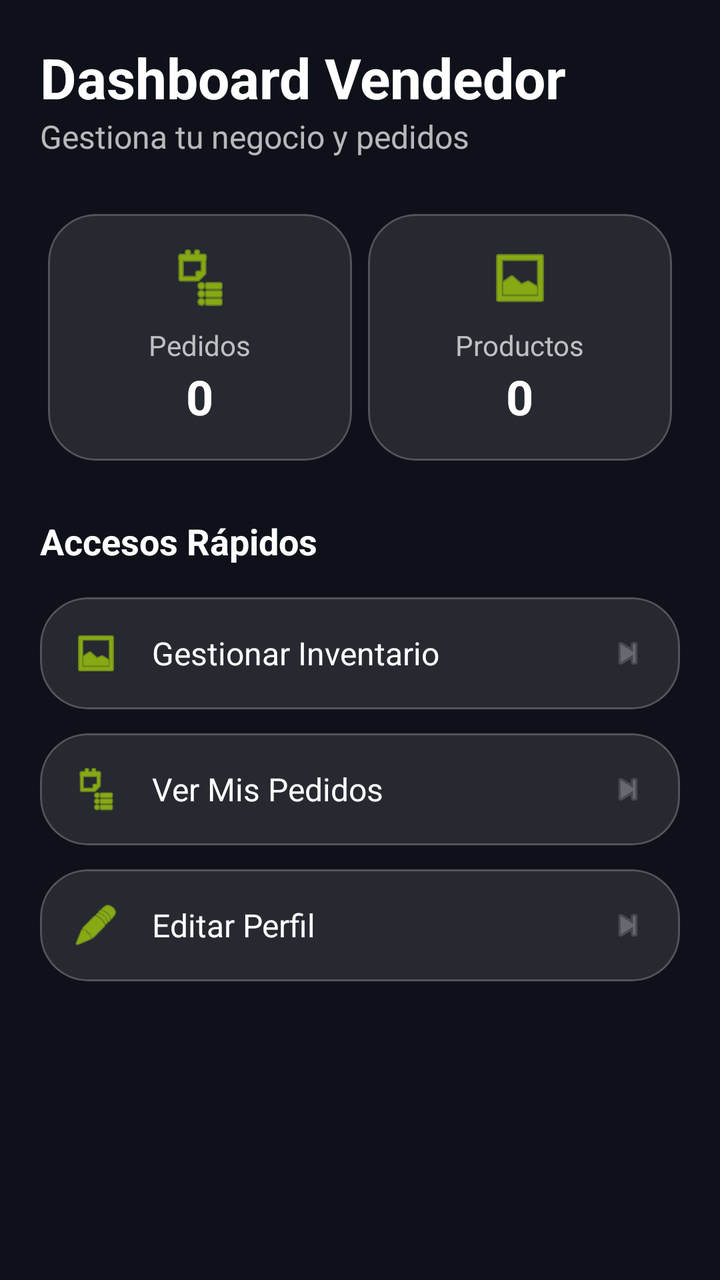
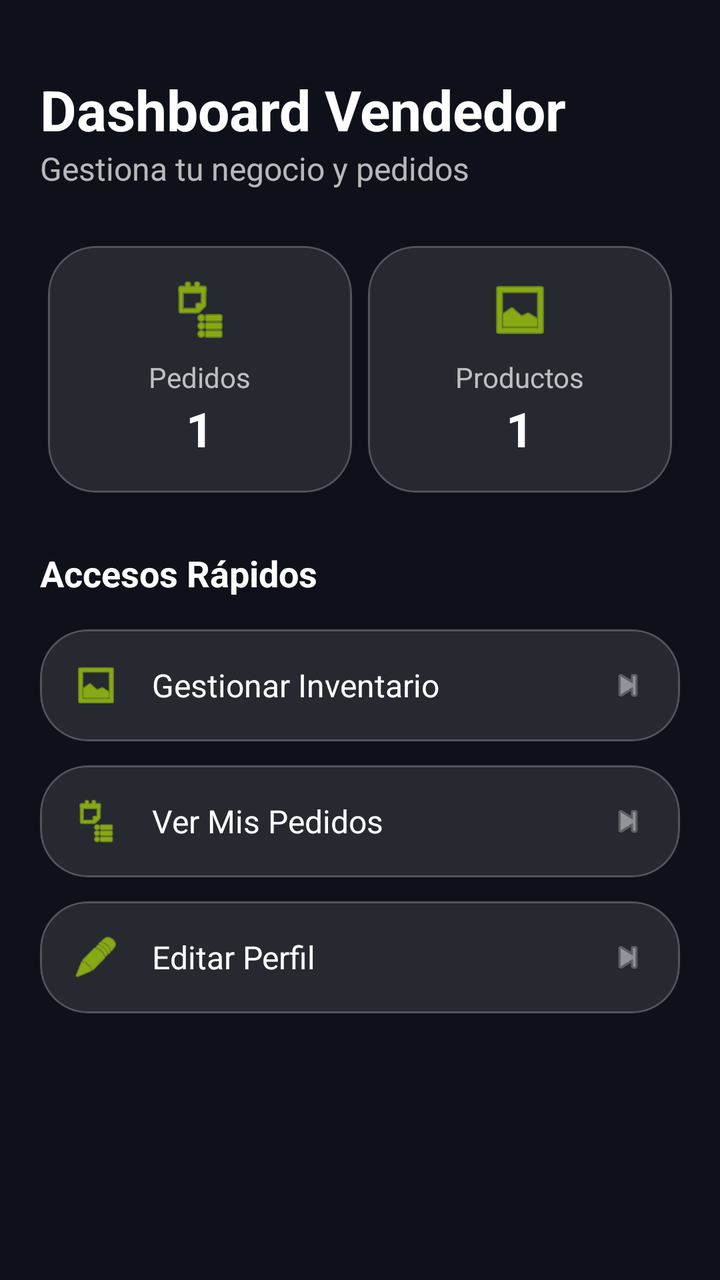

Two renders of the same Android screen: before a commit and after it. Below are the layout's source before the change and the commit's diff.
<!-- AndroidManifest.xml: application theme Theme.VoltCore -->
<!-- res/layout/fragment_vendor_dashboard.xml -->
<?xml version="1.0" encoding="utf-8"?>
<androidx.core.widget.NestedScrollView xmlns:android="http://schemas.android.com/apk/res/android"
    xmlns:app="http://schemas.android.com/apk/res-auto"
    android:layout_width="match_parent"
    android:layout_height="match_parent"
    android:background="@color/volt_background"
    android:fillViewport="true">

    <LinearLayout
        android:layout_width="match_parent"
        android:layout_height="wrap_content"
        android:orientation="vertical"
        android:padding="20dp">

        <TextView
            android:layout_width="wrap_content"
            android:layout_height="wrap_content"
            android:text="Dashboard Vendedor"
            android:textColor="@color/white"
            android:textSize="28sp"
            android:textStyle="bold" />

        <TextView
            android:layout_width="wrap_content"
            android:layout_height="wrap_content"
            android:text="Gestiona tu negocio y pedidos"
            android:textColor="#B3FFFFFF"
            android:textSize="16sp"
            android:layout_marginBottom="24dp"/>

        <GridLayout
            android:layout_width="match_parent"
            android:layout_height="wrap_content"
            android:columnCount="2"
            android:rowCount="1"
            android:layout_marginBottom="24dp">

            <com.google.android.material.card.MaterialCardView
                style="@style/Widget.VoltCore.Card"
                android:layout_width="0dp"
                android:layout_height="wrap_content"
                android:layout_columnWeight="1"
                android:layout_margin="4dp">
                <LinearLayout
                    android:layout_width="match_parent"
                    android:layout_height="wrap_content"
                    android:gravity="center"
                    android:orientation="vertical"
                    android:padding="16dp">
                    <ImageView
                        android:layout_width="32dp"
                        android:layout_height="32dp"
                        android:src="@android:drawable/ic_menu_agenda"
                        app:tint="@color/volt_primary"
                        android:layout_marginBottom="8dp"/>
                    <TextView
                        android:layout_width="wrap_content"
                        android:layout_height="wrap_content"
                        android:text="Pedidos"
                        android:textColor="#B3FFFFFF"
                        android:textSize="14sp" />
                    <TextView
                        android:id="@+id/tvOrderCount"
                        android:layout_width="wrap_content"
                        android:layout_height="wrap_content"
                        android:text="0"
                        android:textColor="@color/white"
                        android:textSize="24sp"
                        android:textStyle="bold" />
                </LinearLayout>
            </com.google.android.material.card.MaterialCardView>

            <com.google.android.material.card.MaterialCardView
                style="@style/Widget.VoltCore.Card"
                android:layout_width="0dp"
                android:layout_height="wrap_content"
                android:layout_columnWeight="1"
                android:layout_margin="4dp">
                <LinearLayout
                    android:layout_width="match_parent"
                    android:layout_height="wrap_content"
                    android:gravity="center"
                    android:orientation="vertical"
                    android:padding="16dp">
                    <ImageView
                        android:layout_width="32dp"
                        android:layout_height="32dp"
                        android:src="@android:drawable/ic_menu_gallery"
                        app:tint="@color/volt_primary"
                        android:layout_marginBottom="8dp"/>
                    <TextView
                        android:layout_width="wrap_content"
                        android:layout_height="wrap_content"
                        android:text="Productos"
                        android:textColor="#B3FFFFFF"
                        android:textSize="14sp" />
                    <TextView
                        android:id="@+id/tvProductCount"
                        android:layout_width="wrap_content"
                        android:layout_height="wrap_content"
                        android:text="0"
                        android:textColor="@color/white"
                        android:textSize="24sp"
                        android:textStyle="bold" />
                </LinearLayout>
            </com.google.android.material.card.MaterialCardView>

        </GridLayout>

        <TextView
            android:layout_width="wrap_content"
            android:layout_height="wrap_content"
            android:text="Accesos Rápidos"
            android:textColor="@color/white"
            android:textSize="18sp"
            android:textStyle="bold"
            android:layout_marginBottom="16dp"/>

        <com.google.android.material.card.MaterialCardView
            android:id="@+id/btnVendorProducts"
            style="@style/Widget.VoltCore.Card"
            android:layout_width="match_parent"
            android:layout_height="wrap_content"
            android:layout_marginBottom="12dp"
            android:clickable="true"
            android:focusable="true">
            <LinearLayout
                android:layout_width="match_parent"
                android:layout_height="wrap_content"
                android:padding="16dp"
                android:gravity="center_vertical">
                <ImageView
                    android:layout_width="24dp"
                    android:layout_height="24dp"
                    android:src="@android:drawable/ic_menu_gallery"
                    app:tint="@color/volt_primary"/>
                <TextView
                    android:layout_width="0dp"
                    android:layout_height="wrap_content"
                    android:layout_weight="1"
                    android:layout_marginStart="16dp"
                    android:text="Gestionar Inventario"
                    android:textColor="@color/white"
                    android:textSize="16sp"/>
                <ImageView
                    android:layout_width="20dp"
                    android:layout_height="20dp"
                    android:src="@android:drawable/ic_media_next"
                    app:tint="#4DFFFFFF"/>
            </LinearLayout>
        </com.google.android.material.card.MaterialCardView>

        <com.google.android.material.card.MaterialCardView
            android:id="@+id/btnVendorOrders"
            style="@style/Widget.VoltCore.Card"
            android:layout_width="match_parent"
            android:layout_height="wrap_content"
            android:layout_marginBottom="12dp"
            android:clickable="true"
            android:focusable="true">
            <LinearLayout
                android:layout_width="match_parent"
                android:layout_height="wrap_content"
                android:padding="16dp"
                android:gravity="center_vertical">
                <ImageView
                    android:layout_width="24dp"
                    android:layout_height="24dp"
                    android:src="@android:drawable/ic_menu_agenda"
                    app:tint="@color/volt_primary"/>
                <TextView
                    android:layout_width="0dp"
                    android:layout_height="wrap_content"
                    android:layout_weight="1"
                    android:layout_marginStart="16dp"
                    android:text="Ver Mis Pedidos"
                    android:textColor="@color/white"
                    android:textSize="16sp"/>
                <ImageView
                    android:layout_width="20dp"
                    android:layout_height="20dp"
                    android:src="@android:drawable/ic_media_next"
                    app:tint="#4DFFFFFF"/>
            </LinearLayout>
        </com.google.android.material.card.MaterialCardView>

        <com.google.android.material.card.MaterialCardView
            android:id="@+id/btnVendorProfile"
            style="@style/Widget.VoltCore.Card"
            android:layout_width="match_parent"
            android:layout_height="wrap_content"
            android:layout_marginBottom="12dp"
            android:clickable="true"
            android:focusable="true">
            <LinearLayout
                android:layout_width="match_parent"
                android:layout_height="wrap_content"
                android:padding="16dp"
                android:gravity="center_vertical">
                <ImageView
                    android:layout_width="24dp"
                    android:layout_height="24dp"
                    android:src="@android:drawable/ic_menu_edit"
                    app:tint="@color/volt_primary"/>
                <TextView
                    android:layout_width="0dp"
                    android:layout_height="wrap_content"
                    android:layout_weight="1"
                    android:layout_marginStart="16dp"
                    android:text="Editar Perfil"
                    android:textColor="@color/white"
                    android:textSize="16sp"/>
                <ImageView
                    android:layout_width="20dp"
                    android:layout_height="20dp"
                    android:src="@android:drawable/ic_media_next"
                    app:tint="#4DFFFFFF"/>
            </LinearLayout>
        </com.google.android.material.card.MaterialCardView>

    </LinearLayout>
</androidx.core.widget.NestedScrollView>
<!-- resources referenced by this layout -->
<resources>
  <color name="volt_background">#0F111A</color>
  <color name="volt_primary">#C6FF00</color>
  <color name="white">#FFFFFFFF</color>
  <style name="Widget.VoltCore.Card" parent="Widget.Material3.CardView.Filled">
          <item name="cardCornerRadius">24dp</item>
          <item name="cardBackgroundColor">@color/glass_surface</item>
          <item name="strokeColor">@color/glass_stroke</item>
          <item name="strokeWidth">1dp</item>
      </style>
  <style name="Theme.VoltCore" parent="Base.Theme.VoltCore" />
  <color name="glass_surface">#1AFFFFFF</color>
  <color name="glass_stroke">#33FFFFFF</color>
  <style name="Base.Theme.VoltCore" parent="Theme.Material3.DayNight.NoActionBar">
          
          <item name="colorPrimary">@color/volt_primary</item>
          <item name="android:windowBackground">@color/volt_background</item>
          <item name="colorSurface">@color/glass_surface</item>
          <item name="colorOnSurface">@color/white</item>
      </style>
</resources>

<!-- the commit's change to res/layout/fragment_vendor_dashboard.xml (unified diff, before → after) -->
@@ -4,7 +4,8 @@
     android:layout_width="match_parent"
     android:layout_height="match_parent"
     android:background="@color/volt_background"
-    android:fillViewport="true">
+    android:fillViewport="true"
+    android:paddingTop="16dp">
 
     <LinearLayout
         android:layout_width="match_parent"
@@ -15,7 +16,7 @@
         <TextView
             android:layout_width="wrap_content"
             android:layout_height="wrap_content"
-            android:text="Dashboard Vendedor"
+            android:text="@string/vendor_dashboard"
             android:textColor="@color/white"
             android:textSize="28sp"
             android:textStyle="bold" />
@@ -23,8 +24,8 @@
         <TextView
             android:layout_width="wrap_content"
             android:layout_height="wrap_content"
-            android:text="Gestiona tu negocio y pedidos"
-            android:textColor="#B3FFFFFF"
+            android:text="@string/manage_business_desc"
+            android:textColor="@color/white_70"
             android:textSize="16sp"
             android:layout_marginBottom="24dp"/>
 
@@ -52,18 +53,19 @@
                         android:layout_height="32dp"
                         android:src="@android:drawable/ic_menu_agenda"
                         app:tint="@color/volt_primary"
-                        android:layout_marginBottom="8dp"/>
-                    <TextView
-                        android:layout_width="wrap_content"
-                        android:layout_height="wrap_content"
-                        android:text="Pedidos"
-                        android:textColor="#B3FFFFFF"
+                        android:layout_marginBottom="8dp"
+                        android:contentDescription="@string/icon_desc"/>
+                    <TextView
+                        android:layout_width="wrap_content"
+                        android:layout_height="wrap_content"
+                        android:text="@string/orders"
+                        android:textColor="@color/white_70"
                         android:textSize="14sp" />
                     <TextView
                         android:id="@+id/tvOrderCount"
                         android:layout_width="wrap_content"
                         android:layout_height="wrap_content"
-                        android:text="0"
+                        android:text="@string/quantity_placeholder"
                         android:textColor="@color/white"
                         android:textSize="24sp"
                         android:textStyle="bold" />
@@ -87,18 +89,19 @@
                         android:layout_height="32dp"
                         android:src="@android:drawable/ic_menu_gallery"
                         app:tint="@color/volt_primary"
-                        android:layout_marginBottom="8dp"/>
-                    <TextView
-                        android:layout_width="wrap_content"
-                        android:layout_height="wrap_content"
-                        android:text="Productos"
-                        android:textColor="#B3FFFFFF"
+                        android:layout_marginBottom="8dp"
+                        android:contentDescription="@string/icon_desc"/>
+                    <TextView
+                        android:layout_width="wrap_content"
+                        android:layout_height="wrap_content"
+                        android:text="@string/products"
+                        android:textColor="@color/white_70"
                         android:textSize="14sp" />
                     <TextView
                         android:id="@+id/tvProductCount"
                         android:layout_width="wrap_content"
                         android:layout_height="wrap_content"
-                        android:text="0"
+                        android:text="@string/quantity_placeholder"
                         android:textColor="@color/white"
                         android:textSize="24sp"
                         android:textStyle="bold" />
@@ -110,7 +113,7 @@
         <TextView
             android:layout_width="wrap_content"
             android:layout_height="wrap_content"
-            android:text="Accesos Rápidos"
+            android:text="@string/quick_access"
             android:textColor="@color/white"
             android:textSize="18sp"
             android:textStyle="bold"
@@ -133,20 +136,22 @@
                     android:layout_width="24dp"
                     android:layout_height="24dp"
                     android:src="@android:drawable/ic_menu_gallery"
-                    app:tint="@color/volt_primary"/>
+                    app:tint="@color/volt_primary"
+                    android:contentDescription="@string/icon_desc"/>
                 <TextView
                     android:layout_width="0dp"
                     android:layout_height="wrap_content"
                     android:layout_weight="1"
                     android:layout_marginStart="16dp"
-                    android:text="Gestionar Inventario"
+                    android:text="@string/manage_inventory"
                     android:textColor="@color/white"
                     android:textSize="16sp"/>
                 <ImageView
                     android:layout_width="20dp"
                     android:layout_height="20dp"
                     android:src="@android:drawable/ic_media_next"
-                    app:tint="#4DFFFFFF"/>
+                    app:tint="@color/white_50"
+                    android:contentDescription="@string/nav_icon_desc"/>
             </LinearLayout>
         </com.google.android.material.card.MaterialCardView>
 
@@ -167,20 +172,22 @@
                     android:layout_width="24dp"
                     android:layout_height="24dp"
                     android:src="@android:drawable/ic_menu_agenda"
-                    app:tint="@color/volt_primary"/>
+                    app:tint="@color/volt_primary"
+                    android:contentDescription="@string/icon_desc"/>
                 <TextView
                     android:layout_width="0dp"
                     android:layout_height="wrap_content"
                     android:layout_weight="1"
                     android:layout_marginStart="16dp"
-                    android:text="Ver Mis Pedidos"
+                    android:text="@string/view_my_orders"
                     android:textColor="@color/white"
                     android:textSize="16sp"/>
                 <ImageView
                     android:layout_width="20dp"
                     android:layout_height="20dp"
                     android:src="@android:drawable/ic_media_next"
-                    app:tint="#4DFFFFFF"/>
+                    app:tint="@color/white_50"
+                    android:contentDescription="@string/nav_icon_desc"/>
             </LinearLayout>
         </com.google.android.material.card.MaterialCardView>
 
@@ -201,20 +208,22 @@
                     android:layout_width="24dp"
                     android:layout_height="24dp"
                     android:src="@android:drawable/ic_menu_edit"
-                    app:tint="@color/volt_primary"/>
+                    app:tint="@color/volt_primary"
+                    android:contentDescription="@string/icon_desc"/>
                 <TextView
                     android:layout_width="0dp"
                     android:layout_height="wrap_content"
                     android:layout_weight="1"
                     android:layout_marginStart="16dp"
-                    android:text="Editar Perfil"
+                    android:text="@string/edit_profile"
                     android:textColor="@color/white"
                     android:textSize="16sp"/>
                 <ImageView
                     android:layout_width="20dp"
                     android:layout_height="20dp"
                     android:src="@android:drawable/ic_media_next"
-                    app:tint="#4DFFFFFF"/>
+                    app:tint="@color/white_50"
+                    android:contentDescription="@string/nav_icon_desc"/>
             </LinearLayout>
         </com.google.android.material.card.MaterialCardView>
 
<!-- resource entries referenced after the edit -->
@@ -3,6 +3,19 @@
   <color name="volt_background">#0F111A</color>
   <color name="volt_primary">#C6FF00</color>
   <color name="white">#FFFFFFFF</color>
+  <color name="white_50">#80FFFFFF</color>
+  <color name="white_70">#B3FFFFFF</color>
+  <string name="edit_profile">Editar Perfil</string>
+  <string name="icon_desc">Icono decorativo</string>
+  <string name="manage_business_desc">Gestiona tu negocio y pedidos</string>
+  <string name="manage_inventory">Gestionar Inventario</string>
+  <string name="nav_icon_desc">Icono de navegación</string>
+  <string name="orders">Pedidos</string>
+  <string name="products">Productos</string>
+  <string name="quantity_placeholder">1</string>
+  <string name="quick_access">Accesos Rápidos</string>
+  <string name="vendor_dashboard">Dashboard Vendedor</string>
+  <string name="view_my_orders">Ver Mis Pedidos</string>
   <style name="Widget.VoltCore.Card" parent="Widget.Material3.CardView.Filled">
           <item name="cardCornerRadius">24dp</item>
           <item name="cardBackgroundColor">@color/glass_surface</item>
